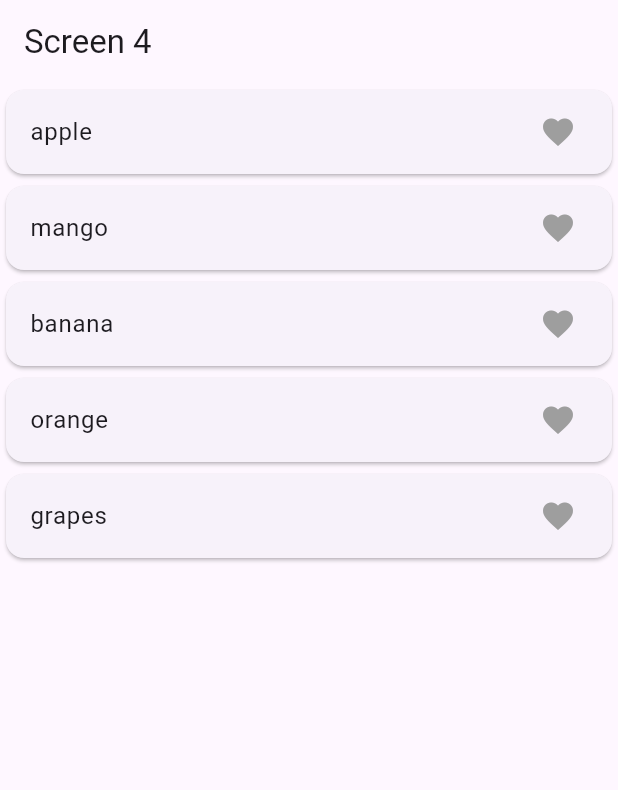
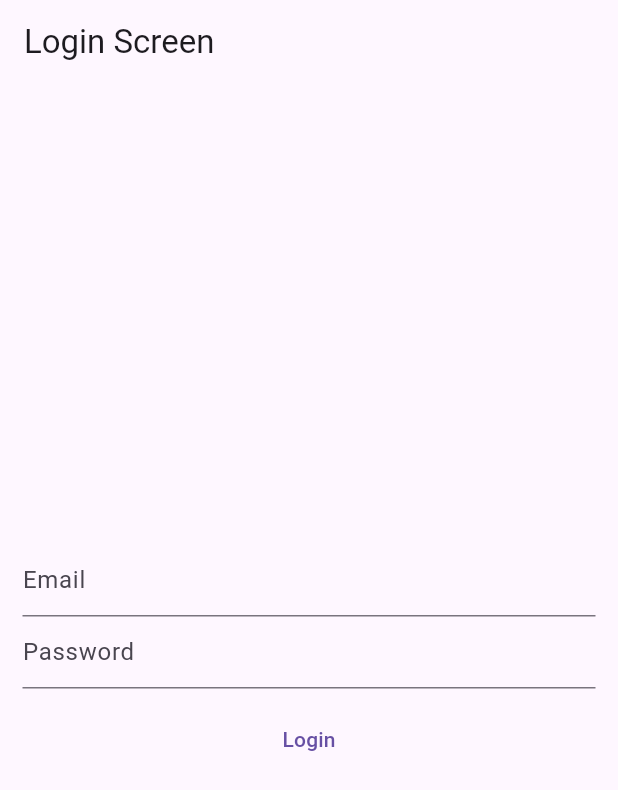
Before and after one commit to Anashabib12/Getx, a Flutter app: the screen it shows after launch, on a phone screen of 412 x 824 dp. Shown: the top 790 px of the screen. Run offline on Flutter 3.47's test engine with Material 3 defaults, Android fonts, the phone set to English and light mode, and no system bars; our stand-ins replace get, image_picker.

Commit message:
first commit

```diff
--- /dev/null
+++ b/lib/controllers/login_controller.dart
@@ -0,0 +1,41 @@
+import 'dart:convert';
+
+import 'package:flutter/material.dart';
+import 'package:get/get.dart';
+import 'package:http/http.dart';
+
+class LoginController extends GetxController {
+  final emailController = TextEditingController().obs;
+  final passwordController = TextEditingController().obs;
+
+  RxBool loading = false.obs;
+
+  void LoginApi() async {
+    loading.value = true;
+    try {
+      final Response =
+          await post(Uri.parse('https://reqres.in/api/login'), body: {
+        'email': emailController.value.text,
+        'password': passwordController.value.text,
+      });
+
+      var data = jsonDecode(Response.body);
+      print(Response.statusCode);
+      print(data);
+
+      if (Response.statusCode == 200) {
+        loading.value = false;
+
+        Get.snackbar('Login Succesfull', 'Congratulations');
+      } else {
+        loading.value = false;
+
+        Get.snackbar('Login failed', data['error']);
+      }
+    } catch (e) {
+      loading.value = false;
+
+      Get.snackbar("Exception", e.toString());
+    }
+  }
+}
--- a/lib/main.dart
+++ b/lib/main.dart
@@ -1,10 +1,11 @@
 import 'package:flutter/material.dart';
 import 'package:get/get.dart';
-import 'package:getx/screens/home_screen.dart';
+import 'package:getx/screens/login/signup/login_screen.dart';
 import 'package:getx/screens/screen1.dart';
 import 'package:getx/screens/screen2.dart';
 import 'package:getx/screens/screen3.dart';
 import 'package:getx/screens/screen4.dart';
+import 'package:getx/screens/screen5.dart';
 
 void main() {
   runApp(const MainApp());
@@ -15,6 +16,6 @@ class MainApp extends StatelessWidget {
 
   @override
   Widget build(BuildContext context) {
-    return GetMaterialApp(home: Screen4());
+    return GetMaterialApp(home: LoginScreen());
   }
 }
--- /dev/null
+++ b/lib/screens/login/signup/login_screen.dart
@@ -0,0 +1,46 @@
+import 'package:flutter/material.dart';
+import 'package:get/get.dart';
+import 'package:getx/controllers/login_controller.dart';
+
+class LoginScreen extends StatelessWidget {
+  LoginScreen({super.key});
+
+  final LoginController controller = Get.put(LoginController());
+
+  @override
+  Widget build(BuildContext context) {
+    return Scaffold(
+      appBar: AppBar(
+        title: const Text('Login Screen'),
+      ),
+      body: Padding(
+        padding: const EdgeInsets.all(15),
+        child: Column(
+          mainAxisAlignment: MainAxisAlignment.center,
+          children: [
+            TextFormField(
+              controller: controller.emailController.value,
+              decoration: const InputDecoration(hintText: 'Email'),
+            ),
+            TextFormField(
+              controller: controller.passwordController.value,
+              decoration: const InputDecoration(hintText: 'Password'),
+            ),
+            const SizedBox(
+              height: 10,
+            ),
+            Obx(() => TextButton(
+                onPressed: () {
+                  controller.LoginApi();
+                },
+                child: controller.loading.value
+                    ? const Center(
+                        child: const CircularProgressIndicator(),
+                      )
+                    : const Text('Login')))
+          ],
+        ),
+      ),
+    );
+  }
+}
--- a/pubspec.yaml
+++ b/pubspec.yaml
@@ -10,6 +10,8 @@ dependencies:
   flutter:
     sdk: flutter
   get: ^4.6.6
+  http: ^1.2.2
+  image_picker: ^1.1.2
 
 dev_dependencies:
   flutter_test:
```
Also changed, not shown: lib/controllers/imagePicker_controller.dart (added, +15 -0 lines), lib/screens/screen5.dart (added, +41 -0 lines), pubspec.lock, 5 other files.
